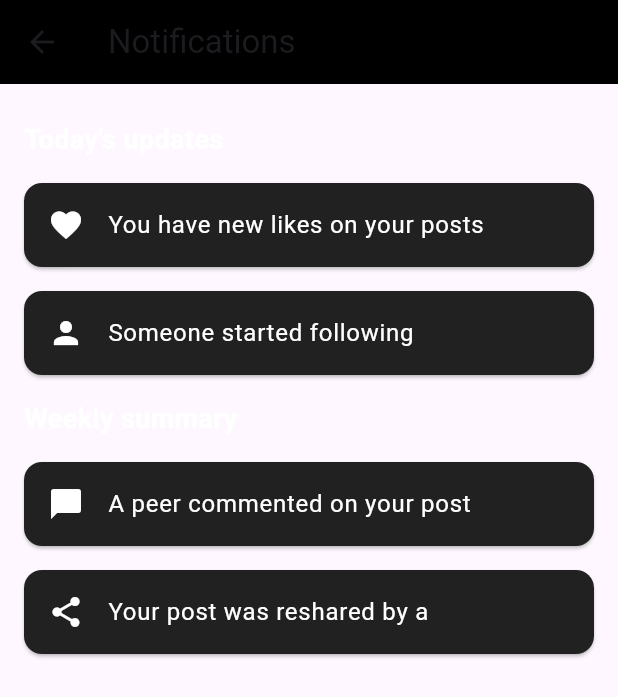
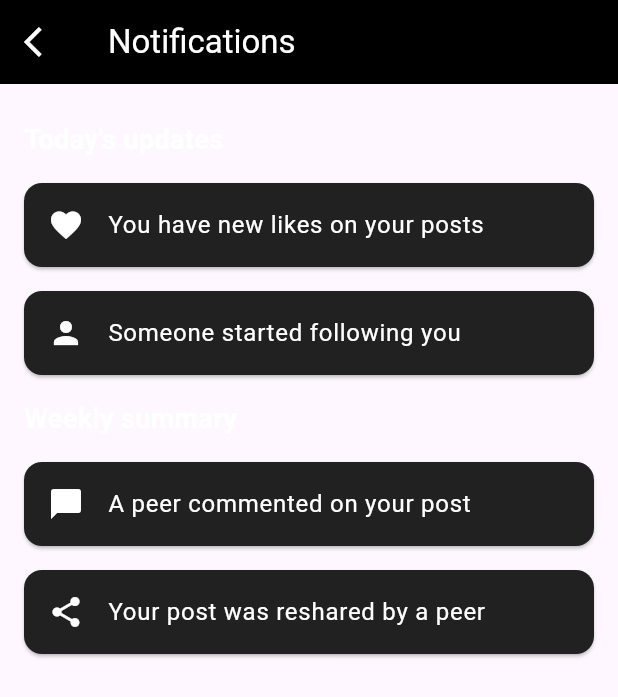
Before and after one commit to SajalSatsangi/Seekho_Buddy2, a Flutter app: the NotificationsPage screen opened directly, on a phone screen of 412 x 824 dp. Shown: the top 697 px of the screen. Run offline on Flutter 3.47's test engine with Material 3 defaults, Android fonts, the phone set to English and light mode, and no system bars; our stand-ins replace animated_splash_screen, cloud_firestore, firebase_auth, firebase_core, flutter_svg, page_transition; accounts and stored records are empty; network calls fail.

Commit message:
App bar updated of the notification page

```diff
--- a/lib/Notification.dart
+++ b/lib/Notification.dart
@@ -22,14 +22,15 @@ class NotificationsPage extends StatelessWidget {
     return Scaffold(
       appBar: AppBar(
         leading: IconButton(
-          icon: Icon(Icons.arrow_back),
+          icon: Icon(Icons.arrow_back_ios, color: Colors.white),
           onPressed: () {
-            // Handle the back button action here
-            // For now, it will just print a message
-            print('Back button pressed');
+            Navigator.pop(context);
           },
         ),
-        title: Text('Notifications'),
+        title: Text(
+          'Notifications',
+          style: TextStyle(color: Colors.white),
+        ),
         backgroundColor: Colors.black,
       ),
       body: Padding(
@@ -44,7 +45,7 @@ class NotificationsPage extends StatelessWidget {
             ),
             NotificationCard(
               icon: Icons.person,
-              title: 'Someone started following',
+              title: 'Someone started following you',
             ),
             SectionTitle(title: 'Weekly summary'),
             NotificationCard(
@@ -53,7 +54,7 @@ class NotificationsPage extends StatelessWidget {
             ),
             NotificationCard(
               icon: Icons.share,
-              title: 'Your post was reshared by a',
+              title: 'Your post was reshared by a peer',
             ),
           ],
         ),
```
